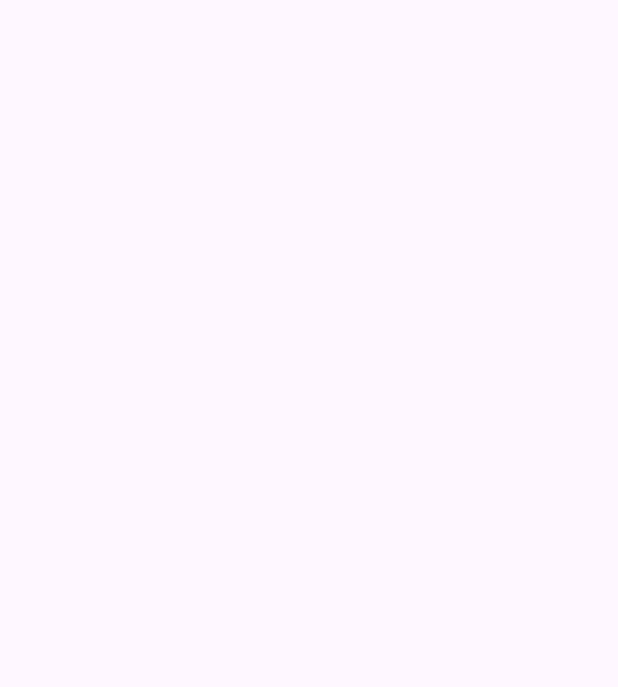
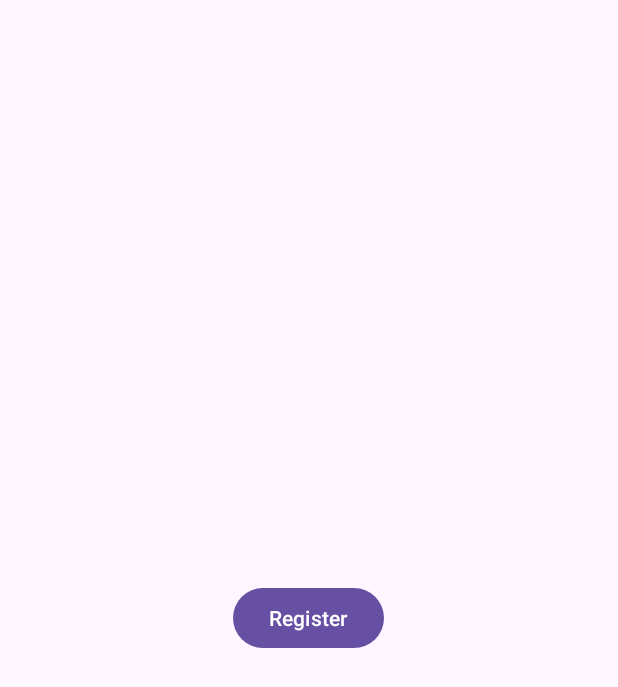
Before and after one commit to hanal-lang/MyApplication1, an Android app: the RegisterActivity screen opened directly, with no data from a screen before it, on a phone screen of 412 x 824 dp. Before the commit the part shown is empty. Shown: the top 687 px of the screen. Run offline under Robolectric (Android 15) with nearby library versions, the phone set to English and light mode, and no system bars.

Commit message:
בדיוק, להלן סיכום השינויים שהוצגו בקובץ:
שימוש בביטוי למדא (Lambda) ב-`MainActivity` והוספת כפתורים למסכי ההתחברות וההרשמה

שינוי זה ממשיך את המודרניזציה של הקוד ומוסיף פונקציונליות בסיסית למסכי ההתחברות וההרשמה.

שינויים עיקריים:
*   **`MainActivity`:** המאזין ללחיצה (`OnClickListener`) על כפתור ההרשמה הומר משימוש במחלקה אנונימית לביטוי למדא (Lambda), מה שהופך את הקוד לקצר וקריא יותר.
*   **`RegisterActivity`:**
    *   נוסף כפתור הרשמה (`btnRegister`) לקובץ ה-layout (`register_layout.xml`).
    *   שונתה תצורת ה-layout מ-`ConstraintLayout` ל-`LinearLayout` עם כיוון מרכזי (`gravity="center"`).
    *   נוספה לוגיקה שמגדירה כי לחיצה על הכפתור תסגור את המסך הנוכחי ותחזיר את המשתמש למסך הקודם.
*   **`LoginActivity`:**
    *   נוספה לוגיקה המגדירה כי לחיצה על כפתור ההתחברות (`btnLogin`) תסגור את המסך הנוכחי.

```diff
--- a/app/src/main/java/com/example/myapplication1/LoginActivity.java
+++ b/app/src/main/java/com/example/myapplication1/LoginActivity.java
@@ -1,6 +1,7 @@
 package com.example.myapplication1;
 
 import android.os.Bundle;
+import android.widget.Button;
 
 import androidx.activity.EdgeToEdge;
 import androidx.appcompat.app.AppCompatActivity;
@@ -10,9 +11,14 @@ import androidx.core.view.WindowInsetsCompat;
 
 public class LoginActivity extends AppCompatActivity {
 
+    Button btnLogin;
     @Override
     protected void onCreate(Bundle savedInstanceState) {
         super.onCreate(savedInstanceState);
         setContentView(R.layout.login_layout);
+        btnLogin = findViewById(R.id.btnLogin);
+        btnLogin.setOnClickListener(v -> {
+            finish();
+        });
     }
 }
--- a/app/src/main/java/com/example/myapplication1/RegisterActivity.java
+++ b/app/src/main/java/com/example/myapplication1/RegisterActivity.java
@@ -1,6 +1,7 @@
 package com.example.myapplication1;
 
 import android.os.Bundle;
+import android.widget.Button;
 
 import androidx.activity.EdgeToEdge;
 import androidx.appcompat.app.AppCompatActivity;
@@ -10,6 +11,7 @@ import androidx.core.view.WindowInsetsCompat;
 
 public class RegisterActivity extends AppCompatActivity {
 
+    Button btnRegister;
     @Override
     protected void onCreate(Bundle savedInstanceState) {
         super.onCreate(savedInstanceState);
@@ -20,5 +22,7 @@ public class RegisterActivity extends AppCompatActivity {
             v.setPadding(systemBars.left, systemBars.top, systemBars.right, systemBars.bottom);
             return insets;
         });
+        btnRegister = findViewById(R.id.btnRegister);
+        btnRegister.setOnClickListener(v -> finish());
     }
 }
--- a/app/src/main/res/layout/register_layout.xml
+++ b/app/src/main/res/layout/register_layout.xml
@@ -1,10 +1,16 @@
 <?xml version="1.0" encoding="utf-8"?>
-<androidx.constraintlayout.widget.ConstraintLayout xmlns:android="http://schemas.android.com/apk/res/android"
+<LinearLayout xmlns:android="http://schemas.android.com/apk/res/android"
     xmlns:app="http://schemas.android.com/apk/res-auto"
     xmlns:tools="http://schemas.android.com/tools"
     android:id="@+id/main"
     android:layout_width="match_parent"
     android:layout_height="match_parent"
-    tools:context=".RegisterActivity">
+    tools:context=".RegisterActivity"
+    android:gravity="center">
 
-</androidx.constraintlayout.widget.ConstraintLayout>
+    <Button
+        android:id="@+id/btnRegister"
+        android:layout_width="wrap_content"
+        android:layout_height="wrap_content"
+        android:text="Register" />
+</LinearLayout>
```
Also changed, not shown: app/src/main/java/com/example/myapplication1/MainActivity.java (+10 -6 lines).
